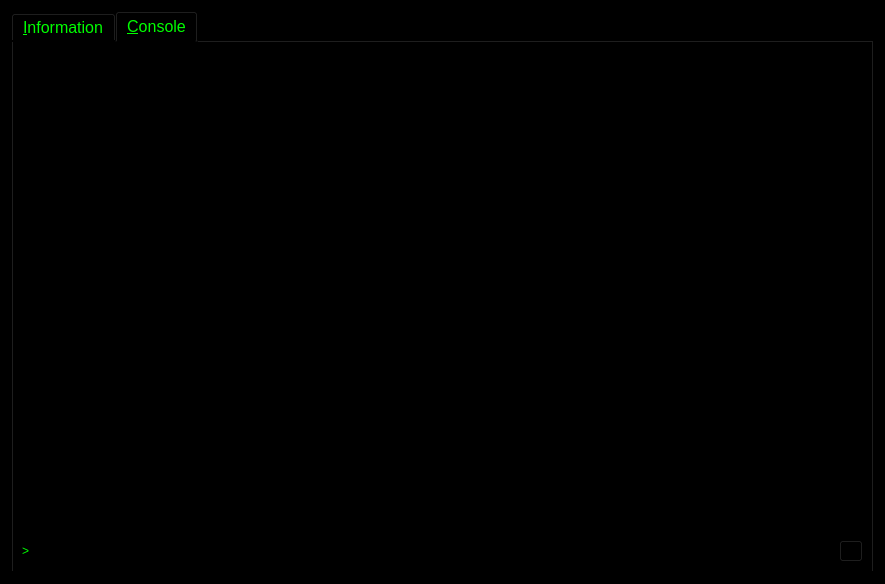
Qt form src/qt/forms/rpcconsole.ui (gridcoin/Gridcoin-master) before a commit.
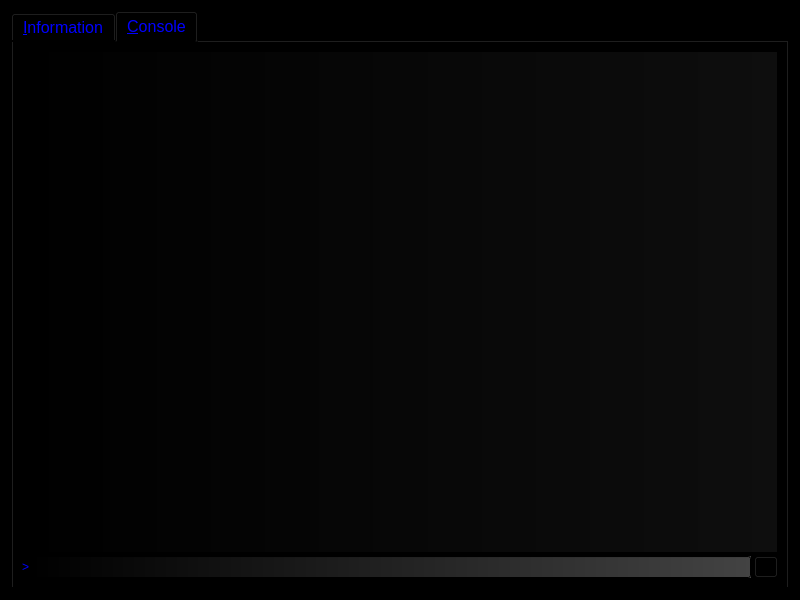
The same form after that commit. The open tabs and pages were chosen to show the change. Icons and pictures are not drawn.

Patch:
```diff
--- a/src/qt/forms/rpcconsole.ui
+++ b/src/qt/forms/rpcconsole.ui
@@ -6,8 +6,8 @@
    <rect>
     <x>0</x>
     <y>0</y>
-    <width>885</width>
-    <height>584</height>
+    <width>800</width>
+    <height>600</height>
    </rect>
   </property>
   <property name="palette">
@@ -525,8 +525,8 @@
          <brush brushstyle="SolidPattern">
           <color alpha="255">
            <red>0</red>
-           <green>255</green>
-           <blue>0</blue>
+           <green>0</green>
+           <blue>255</blue>
           </color>
          </brush>
         </colorrole>
@@ -579,8 +579,8 @@
          <brush brushstyle="SolidPattern">
           <color alpha="255">
            <red>0</red>
-           <green>255</green>
-           <blue>0</blue>
+           <green>0</green>
+           <blue>255</blue>
           </color>
          </brush>
         </colorrole>
@@ -597,8 +597,8 @@
          <brush brushstyle="SolidPattern">
           <color alpha="255">
            <red>0</red>
-           <green>255</green>
-           <blue>0</blue>
+           <green>0</green>
+           <blue>255</blue>
           </color>
          </brush>
         </colorrole>
@@ -680,8 +680,8 @@
          <brush brushstyle="SolidPattern">
           <color alpha="255">
            <red>0</red>
-           <green>255</green>
-           <blue>0</blue>
+           <green>0</green>
+           <blue>255</blue>
           </color>
          </brush>
         </colorrole>
@@ -734,8 +734,8 @@
          <brush brushstyle="SolidPattern">
           <color alpha="255">
            <red>0</red>
-           <green>255</green>
-           <blue>0</blue>
+           <green>0</green>
+           <blue>255</blue>
           </color>
          </brush>
         </colorrole>
@@ -752,8 +752,8 @@
          <brush brushstyle="SolidPattern">
           <color alpha="255">
            <red>0</red>
-           <green>255</green>
-           <blue>0</blue>
+           <green>0</green>
+           <blue>255</blue>
           </color>
          </brush>
         </colorrole>
@@ -835,8 +835,8 @@
          <brush brushstyle="SolidPattern">
           <color alpha="255">
            <red>0</red>
-           <green>255</green>
-           <blue>0</blue>
+           <green>0</green>
+           <blue>255</blue>
           </color>
          </brush>
         </colorrole>
@@ -889,8 +889,8 @@
          <brush brushstyle="SolidPattern">
           <color alpha="255">
            <red>0</red>
-           <green>255</green>
-           <blue>0</blue>
+           <green>0</green>
+           <blue>255</blue>
           </color>
          </brush>
         </colorrole>
@@ -907,8 +907,8 @@
          <brush brushstyle="SolidPattern">
           <color alpha="255">
            <red>0</red>
-           <green>255</green>
-           <blue>0</blue>
+           <green>0</green>
+           <blue>255</blue>
           </color>
          </brush>
         </colorrole>
@@ -1001,8 +1001,11 @@
       <bool>false</bool>
      </property>
      <property name="styleSheet">
-      <string notr="true">font: 12pt &quot;MS UI Gothic&quot;;color:#00FF00;
+      <string notr="true">font: 12pt &quot;MS UI Gothic&quot;;
 background-color:black;
+color:blue;
+
+
 
 </string>
      </property>
@@ -1486,19 +1489,30 @@
             <colorrole role="WindowText">
              <brush brushstyle="SolidPattern">
               <color alpha="255">
-               <red>0</red>
+               <red>102</red>
                <green>255</green>
                <blue>0</blue>
               </color>
              </brush>
             </colorrole>
             <colorrole role="Button">
-             <brush brushstyle="SolidPattern">
+             <brush brushstyle="LinearGradientPattern">
+              <gradient startx="0.000000000000000" starty="0.000000000000000" endx="1.000000000000000" endy="0.000000000000000" type="LinearGradient" spread="PadSpread" coordinatemode="ObjectBoundingMode">
+               <gradientstop position="0.000000000000000">
               <color alpha="255">
                <red>0</red>
                <green>0</green>
                <blue>0</blue>
               </color>
+               </gradientstop>
+               <gradientstop position="1.000000000000000">
+                <color alpha="255">
+                 <red>14</red>
+                 <green>14</green>
+                 <blue>14</blue>
+                </color>
+               </gradientstop>
+              </gradient>
              </brush>
             </colorrole>
             <colorrole role="Light">
@@ -1513,7 +1527,7 @@
             <colorrole role="Text">
              <brush brushstyle="SolidPattern">
               <color alpha="255">
-               <red>0</red>
+               <red>102</red>
                <green>255</green>
                <blue>0</blue>
               </color>
@@ -1531,28 +1545,50 @@
             <colorrole role="ButtonText">
              <brush brushstyle="SolidPattern">
               <color alpha="255">
-               <red>0</red>
+               <red>102</red>
                <green>255</green>
                <blue>0</blue>
               </color>
              </brush>
             </colorrole>
             <colorrole role="Base">
-             <brush brushstyle="SolidPattern">
+             <brush brushstyle="LinearGradientPattern">
+              <gradient startx="0.000000000000000" starty="0.000000000000000" endx="1.000000000000000" endy="0.000000000000000" type="LinearGradient" spread="PadSpread" coordinatemode="ObjectBoundingMode">
+               <gradientstop position="0.000000000000000">
               <color alpha="255">
                <red>0</red>
                <green>0</green>
                <blue>0</blue>
               </color>
+               </gradientstop>
+               <gradientstop position="1.000000000000000">
+                <color alpha="255">
+                 <red>14</red>
+                 <green>14</green>
+                 <blue>14</blue>
+                </color>
+               </gradientstop>
+              </gradient>
              </brush>
             </colorrole>
             <colorrole role="Window">
-             <brush brushstyle="SolidPattern">
+             <brush brushstyle="LinearGradientPattern">
+              <gradient startx="0.000000000000000" starty="0.000000000000000" endx="1.000000000000000" endy="0.000000000000000" type="LinearGradient" spread="PadSpread" coordinatemode="ObjectBoundingMode">
+               <gradientstop position="0.000000000000000">
               <color alpha="255">
                <red>0</red>
                <green>0</green>
                <blue>0</blue>
               </color>
+               </gradientstop>
+               <gradientstop position="1.000000000000000">
+                <color alpha="255">
+                 <red>14</red>
+                 <green>14</green>
+                 <blue>14</blue>
+                </color>
+               </gradientstop>
+              </gradient>
              </brush>
             </colorrole>
            </active>
@@ -1560,19 +1596,30 @@
             <colorrole role="WindowText">
              <brush brushstyle="SolidPattern">
               <color alpha="255">
-               <red>0</red>
+               <red>102</red>
                <green>255</green>
                <blue>0</blue>
               </color>
              </brush>
             </colorrole>
             <colorrole role="Button">
-             <brush brushstyle="SolidPattern">
+             <brush brushstyle="LinearGradientPattern">
+              <gradient startx="0.000000000000000" starty="0.000000000000000" endx="1.000000000000000" endy="0.000000000000000" type="LinearGradient" spread="PadSpread" coordinatemode="ObjectBoundingMode">
+               <gradientstop position="0.000000000000000">
               <color alpha="255">
                <red>0</red>
                <green>0</green>
                <blue>0</blue>
               </color>
+               </gradientstop>
+               <gradientstop position="1.000000000000000">
+                <color alpha="255">
+                 <red>14</red>
+                 <green>14</green>
+                 <blue>14</blue>
+                </color>
+               </gradientstop>
+              </gradient>
              </brush>
             </colorrole>
             <colorrole role="Light">
@@ -1587,7 +1634,7 @@
             <colorrole role="Text">
              <brush brushstyle="SolidPattern">
               <color alpha="255">
-               <red>0</red>
+               <red>102</red>
                <green>255</green>
                <blue>0</blue>
               </color>
@@ -1605,28 +1652,50 @@
             <colorrole role="ButtonText">
              <brush brushstyle="SolidPattern">
               <color alpha="255">
-               <red>0</red>
+               <red>102</red>
                <green>255</green>
                <blue>0</blue>
               </color>
              </brush>
             </colorrole>
             <colorrole role="Base">
-             <brush brushstyle="SolidPattern">
+             <brush brushstyle="LinearGradientPattern">
+              <gradient startx="0.000000000000000" starty="0.000000000000000" endx="1.000000000000000" endy="0.000000000000000" type="LinearGradient" spread="PadSpread" coordinatemode="ObjectBoundingMode">
+               <gradientstop position="0.000000000000000">
               <color alpha="255">
                <red>0</red>
                <green>0</green>
                <blue>0</blue>
               </color>
+               </gradientstop>
+               <gradientstop position="1.000000000000000">
+                <color alpha="255">
+                 <red>14</red>
+                 <green>14</green>
+                 <blue>14</blue>
+                </color>
+               </gradientstop>
+              </gradient>
              </brush>
             </colorrole>
             <colorrole role="Window">
-             <brush brushstyle="SolidPattern">
+             <brush brushstyle="LinearGradientPattern">
+              <gradient startx="0.000000000000000" starty="0.000000000000000" endx="1.000000000000000" endy="0.000000000000000" type="LinearGradient" spread="PadSpread" coordinatemode="ObjectBoundingMode">
+               <gradientstop position="0.000000000000000">
               <color alpha="255">
                <red>0</red>
                <green>0</green>
                <blue>0</blue>
               </color>
+               </gradientstop>
+               <gradientstop position="1.000000000000000">
+                <color alpha="255">
+                 <red>14</red>
+                 <green>14</green>
+                 <blue>14</blue>
+                </color>
+               </gradientstop>
+              </gradient>
              </brush>
             </colorrole>
            </inactive>
@@ -1634,19 +1703,30 @@
             <colorrole role="WindowText">
              <brush brushstyle="SolidPattern">
               <color alpha="255">
-               <red>0</red>
+               <red>102</red>
                <green>255</green>
                <blue>0</blue>
               </color>
              </brush>
             </colorrole>
             <colorrole role="Button">
-             <brush brushstyle="SolidPattern">
+             <brush brushstyle="LinearGradientPattern">
+              <gradient startx="0.000000000000000" starty="0.000000000000000" endx="1.000000000000000" endy="0.000000000000000" type="LinearGradient" spread="PadSpread" coordinatemode="ObjectBoundingMode">
+               <gradientstop position="0.000000000000000">
               <color alpha="255">
                <red>0</red>
                <green>0</green>
                <blue>0</blue>
               </color>
+               </gradientstop>
+               <gradientstop position="1.000000000000000">
+                <color alpha="255">
+                 <red>14</red>
+                 <green>14</green>
+                 <blue>14</blue>
+                </color>
+               </gradientstop>
+              </gradient>
              </brush>
             </colorrole>
             <colorrole role="Light">
@@ -1661,7 +1741,7 @@
             <colorrole role="Text">
              <brush brushstyle="SolidPattern">
               <color alpha="255">
-               <red>0</red>
+               <red>102</red>
                <green>255</green>
                <blue>0</blue>
               </color>
@@ -1679,28 +1759,50 @@
             <colorrole role="ButtonText">
              <brush brushstyle="SolidPattern">
               <color alpha="255">
-               <red>0</red>
+               <red>102</red>
                <green>255</green>
                <blue>0</blue>
               </color>
              </brush>
             </colorrole>
             <colorrole role="Base">
-             <brush brushstyle="SolidPattern">
+             <brush brushstyle="LinearGradientPattern">
+              <gradient startx="0.000000000000000" starty="0.000000000000000" endx="1.000000000000000" endy="0.000000000000000" type="LinearGradient" spread="PadSpread" coordinatemode="ObjectBoundingMode">
+               <gradientstop position="0.000000000000000">
               <color alpha="255">
                <red>0</red>
                <green>0</green>
                <blue>0</blue>
               </color>
+               </gradientstop>
+               <gradientstop position="1.000000000000000">
+                <color alpha="255">
+                 <red>14</red>
+                 <green>14</green>
+                 <blue>14</blue>
+                </color>
+               </gradientstop>
+              </gradient>
              </brush>
             </colorrole>
             <colorrole role="Window">
-             <brush brushstyle="SolidPattern">
+             <brush brushstyle="LinearGradientPattern">
+              <gradient startx="0.000000000000000" starty="0.000000000000000" endx="1.000000000000000" endy="0.000000000000000" type="LinearGradient" spread="PadSpread" coordinatemode="ObjectBoundingMode">
+               <gradientstop position="0.000000000000000">
               <color alpha="255">
                <red>0</red>
                <green>0</green>
                <blue>0</blue>
               </color>
+               </gradientstop>
+               <gradientstop position="1.000000000000000">
+                <color alpha="255">
+                 <red>14</red>
+                 <green>14</green>
+                 <blue>14</blue>
+                </color>
+               </gradientstop>
+              </gradient>
              </brush>
             </colorrole>
            </disabled>
@@ -1709,6 +1811,12 @@
          <property name="autoFillBackground">
           <bool>true</bool>
          </property>
+         <property name="styleSheet">
+          <string notr="true">font: 10pt &quot;MS UI Gothic&quot;;
+background-color:qlineargradient(spread:pad, x1:0, y1:0, x2:1, y2:0, stop:0 rgba(0, 0, 0, 255), stop:1 rgba(14,14, 14, 255));
+color:#66FF00;
+</string>
+         </property>
          <property name="readOnly">
           <bool>true</bool>
          </property>
@@ -1740,19 +1848,30 @@
               <colorrole role="WindowText">
                <brush brushstyle="SolidPattern">
                 <color alpha="255">
-                 <red>0</red>
+                 <red>102</red>
                  <green>255</green>
                  <blue>0</blue>
                 </color>
                </brush>
               </colorrole>
               <colorrole role="Button">
-               <brush brushstyle="SolidPattern">
+               <brush brushstyle="LinearGradientPattern">
+                <gradient startx="0.000000000000000" starty="0.000000000000000" endx="1.000000000000000" endy="0.000000000000000" type="LinearGradient" spread="PadSpread" coordinatemode="ObjectBoundingMode">
+                 <gradientstop position="0.000000000000000">
                 <color alpha="255">
                  <red>0</red>
                  <green>0</green>
                  <blue>0</blue>
                 </color>
+                 </gradientstop>
+                 <gradientstop position="1.000000000000000">
+                  <color alpha="255">
+                   <red>67</red>
+                   <green>67</green>
+                   <blue>67</blue>
+                  </color>
+                 </gradientstop>
+                </gradient>
                </brush>
               </colorrole>
               <colorrole role="Light">
@@ -1767,7 +1886,7 @@
               <colorrole role="Text">
                <brush brushstyle="SolidPattern">
                 <color alpha="255">
-                 <red>0</red>
+                 <red>102</red>
                  <green>255</green>
                  <blue>0</blue>
                 </color>
@@ -1785,28 +1904,50 @@
               <colorrole role="ButtonText">
                <brush brushstyle="SolidPattern">
                 <color alpha="255">
-                 <red>0</red>
+                 <red>102</red>
                  <green>255</green>
                  <blue>0</blue>
                 </color>
                </brush>
               </colorrole>
               <colorrole role="Base">
-               <brush brushstyle="SolidPattern">
+               <brush brushstyle="LinearGradientPattern">
+                <gradient startx="0.000000000000000" starty="0.000000000000000" endx="1.000000000000000" endy="0.000000000000000" type="LinearGradient" spread="PadSpread" coordinatemode="ObjectBoundingMode">
+                 <gradientstop position="0.000000000000000">
                 <color alpha="255">
                  <red>0</red>
                  <green>0</green>
                  <blue>0</blue>
                 </color>
+                 </gradientstop>
+                 <gradientstop position="1.000000000000000">
+                  <color alpha="255">
+                   <red>67</red>
+                   <green>67</green>
+                   <blue>67</blue>
+                  </color>
+                 </gradientstop>
+                </gradient>
                </brush>
               </colorrole>
               <colorrole role="Window">
-               <brush brushstyle="SolidPattern">
+               <brush brushstyle="LinearGradientPattern">
+                <gradient startx="0.000000000000000" starty="0.000000000000000" endx="1.000000000000000" endy="0.000000000000000" type="LinearGradient" spread="PadSpread" coordinatemode="ObjectBoundingMode">
+                 <gradientstop position="0.000000000000000">
                 <color alpha="255">
                  <red>0</red>
                  <green>0</green>
                  <blue>0</blue>
                 </color>
+                 </gradientstop>
+                 <gradientstop position="1.000000000000000">
+                  <color alpha="255">
+                   <red>67</red>
+                   <green>67</green>
+                   <blue>67</blue>
+                  </color>
+                 </gradientstop>
+                </gradient>
                </brush>
               </colorrole>
              </active>
@@ -1814,19 +1955,30 @@
               <colorrole role="WindowText">
                <brush brushstyle="SolidPattern">
                 <color alpha="255">
-                 <red>0</red>
+                 <red>102</red>
                  <green>255</green>
                  <blue>0</blue>
                 </color>
                </brush>
               </colorrole>
               <colorrole role="Button">
-               <brush brushstyle="SolidPattern">
+               <brush brushstyle="LinearGradientPattern">
+                <gradient startx="0.000000000000000" starty="0.000000000000000" endx="1.000000000000000" endy="0.000000000000000" type="LinearGradient" spread="PadSpread" coordinatemode="ObjectBoundingMode">
+                 <gradientstop position="0.000000000000000">
                 <color alpha="255">
                  <red>0</red>
                  <green>0</green>
                  <blue>0</blue>
                 </color>
+                 </gradientstop>
+                 <gradientstop position="1.000000000000000">
+                  <color alpha="255">
+                   <red>67</red>
+                   <green>67</green>
+                   <blue>67</blue>
+                  </color>
+                 </gradientstop>
+                </gradient>
                </brush>
               </colorrole>
               <colorrole role="Light">
@@ -1841,7 +1993,7 @@
               <colorrole role="Text">
                <brush brushstyle="SolidPattern">
                 <color alpha="255">
-                 <red>0</red>
+                 <red>102</red>
                  <green>255</green>
                  <blue>0</blue>
                 </color>
@@ -1859,28 +2011,50 @@
               <colorrole role="ButtonText">
                <brush brushstyle="SolidPattern">
                 <color alpha="255">
-                 <red>0</red>
+                 <red>102</red>
                  <green>255</green>
                  <blue>0</blue>
                 </color>
                </brush>
               </colorrole>
               <colorrole role="Base">
-               <brush brushstyle="SolidPattern">
+               <brush brushstyle="LinearGradientPattern">
+                <gradient startx="0.000000000000000" starty="0.000000000000000" endx="1.000000000000000" endy="0.000000000000000" type="LinearGradient" spread="PadSpread" coordinatemode="ObjectBoundingMode">
+                 <gradientstop position="0.000000000000000">
                 <color alpha="255">
                  <red>0</red>
                  <green>0</green>
                  <blue>0</blue>
                 </color>
+                 </gradientstop>
+                 <gradientstop position="1.000000000000000">
+                  <color alpha="255">
+                   <red>67</red>
+                   <green>67</green>
+                   <blue>67</blue>
+                  </color>
+                 </gradientstop>
+                </gradient>
                </brush>
               </colorrole>
               <colorrole role="Window">
-               <brush brushstyle="SolidPattern">
+               <brush brushstyle="LinearGradientPattern">
+                <gradient startx="0.000000000000000" starty="0.000000000000000" endx="1.000000000000000" endy="0.000000000000000" type="LinearGradient" spread="PadSpread" coordinatemode="ObjectBoundingMode">
+                 <gradientstop position="0.000000000000000">
                 <color alpha="255">
                  <red>0</red>
                  <green>0</green>
                  <blue>0</blue>
                 </color>
+                 </gradientstop>
+                 <gradientstop position="1.000000000000000">
+                  <color alpha="255">
+                   <red>67</red>
+                   <green>67</green>
+                   <blue>67</blue>
+                  </color>
+                 </gradientstop>
+                </gradient>
                </brush>
               </colorrole>
              </inactive>
@@ -1888,19 +2062,30 @@
               <colorrole role="WindowText">
                <brush brushstyle="SolidPattern">
                 <color alpha="255">
-                 <red>0</red>
+                 <red>102</red>
                  <green>255</green>
                  <blue>0</blue>
                 </color>
                </brush>
               </colorrole>
               <colorrole role="Button">
-               <brush brushstyle="SolidPattern">
+               <brush brushstyle="LinearGradientPattern">
+                <gradient startx="0.000000000000000" starty="0.000000000000000" endx="1.000000000000000" endy="0.000000000000000" type="LinearGradient" spread="PadSpread" coordinatemode="ObjectBoundingMode">
+                 <gradientstop position="0.000000000000000">
                 <color alpha="255">
                  <red>0</red>
                  <green>0</green>
                  <blue>0</blue>
                 </color>
+                 </gradientstop>
+                 <gradientstop position="1.000000000000000">
+                  <color alpha="255">
+                   <red>67</red>
+                   <green>67</green>
+                   <blue>67</blue>
+                  </color>
+                 </gradientstop>
+                </gradient>
                </brush>
               </colorrole>
               <colorrole role="Light">
@@ -1915,7 +2100,7 @@
               <colorrole role="Text">
                <brush brushstyle="SolidPattern">
                 <color alpha="255">
-                 <red>0</red>
+                 <red>102</red>
                  <green>255</green>
                  <blue>0</blue>
                 </color>
@@ -1933,28 +2118,50 @@
               <colorrole role="ButtonText">
                <brush brushstyle="SolidPattern">
                 <color alpha="255">
-                 <red>0</red>
+                 <red>102</red>
                  <green>255</green>
                  <blue>0</blue>
                 </color>
                </brush>
               </colorrole>
               <colorrole role="Base">
-               <brush brushstyle="SolidPattern">
+               <brush brushstyle="LinearGradientPattern">
+                <gradient startx="0.000000000000000" starty="0.000000000000000" endx="1.000000000000000" endy="0.000000000000000" type="LinearGradient" spread="PadSpread" coordinatemode="ObjectBoundingMode">
+                 <gradientstop position="0.000000000000000">
                 <color alpha="255">
                  <red>0</red>
                  <green>0</green>
                  <blue>0</blue>
                 </color>
+                 </gradientstop>
+                 <gradientstop position="1.000000000000000">
+                  <color alpha="255">
+                   <red>67</red>
+                   <green>67</green>
+                   <blue>67</blue>
+                  </color>
+                 </gradientstop>
+                </gradient>
                </brush>
               </colorrole>
               <colorrole role="Window">
-               <brush brushstyle="SolidPattern">
+               <brush brushstyle="LinearGradientPattern">
+                <gradient startx="0.000000000000000" starty="0.000000000000000" endx="1.000000000000000" endy="0.000000000000000" type="LinearGradient" spread="PadSpread" coordinatemode="ObjectBoundingMode">
+                 <gradientstop position="0.000000000000000">
                 <color alpha="255">
                  <red>0</red>
                  <green>0</green>
                  <blue>0</blue>
                 </color>
+                 </gradientstop>
+                 <gradientstop position="1.000000000000000">
+                  <color alpha="255">
+                   <red>67</red>
+                   <green>67</green>
+                   <blue>67</blue>
+                  </color>
+                 </gradientstop>
+                </gradient>
                </brush>
               </colorrole>
              </disabled>
@@ -1963,6 +2170,13 @@
            <property name="autoFillBackground">
             <bool>false</bool>
            </property>
+           <property name="styleSheet">
+            <string notr="true">
+background-color:qlineargradient(spread:pad, x1:0, y1:0, x2:1, y2:0, stop:0 rgba(0, 0, 0, 255), stop:1 rgba(67,67, 67, 255));
+color:#66FF00;
+
+</string>
+           </property>
           </widget>
          </item>
          <item>
```
Left out of the diff: 321 changed lines with no effect on the pictures. Lines whose indentation alone changed are shown as unchanged.
